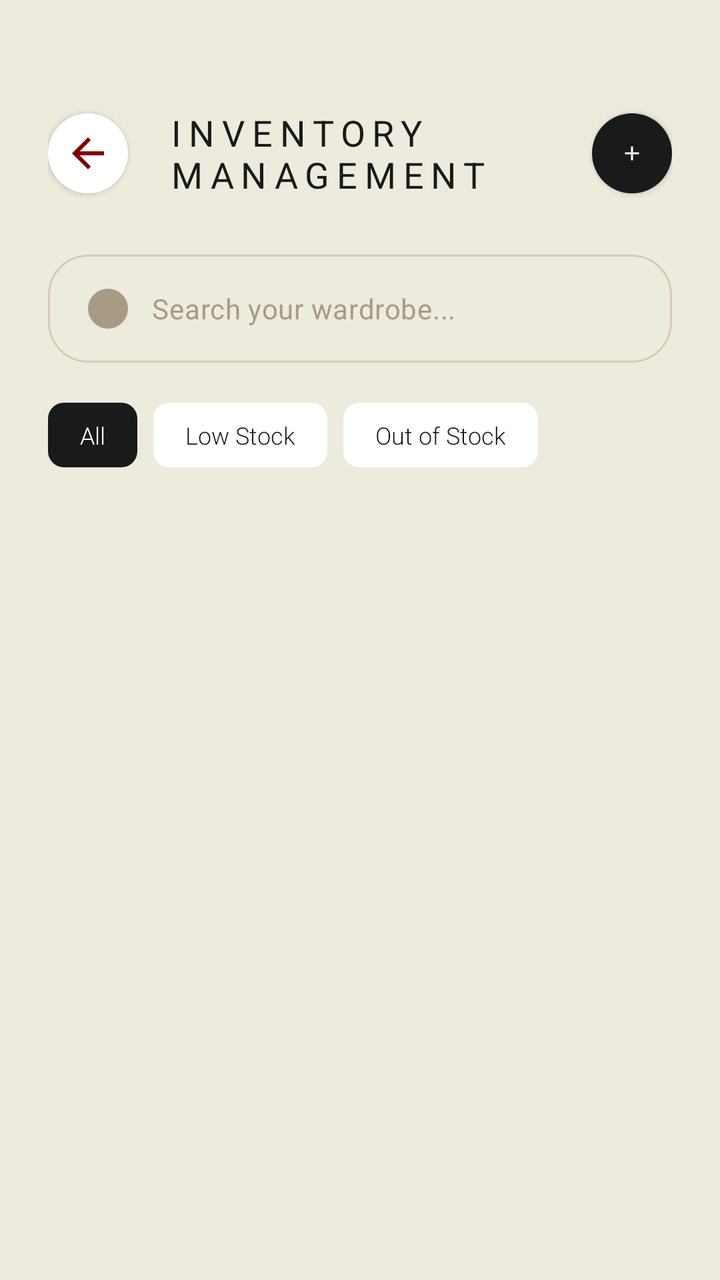
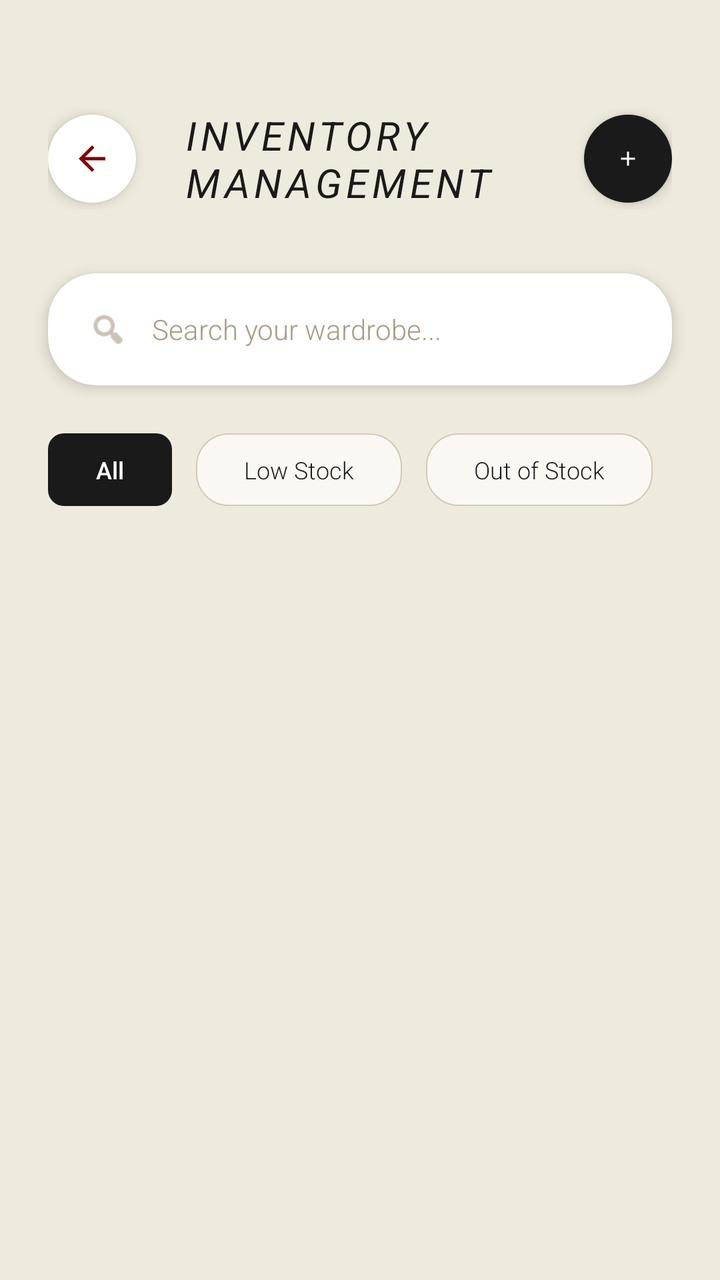

Screens rendered from an Android XML layout before and after an edit, with the pre-edit source and the edit as a unified diff.
<!-- AndroidManifest.xml: activity theme Theme.Saive -->
<!-- res/layout/activity_inventory_management.xml -->
<?xml version="1.0" encoding="utf-8"?>
<androidx.constraintlayout.widget.ConstraintLayout xmlns:android="http://schemas.android.com/apk/res/android"
    xmlns:app="http://schemas.android.com/apk/res-auto"
    xmlns:tools="http://schemas.android.com/tools"
    android:layout_width="match_parent"
    android:layout_height="match_parent"
    android:background="@color/colorCotton"
    tools:context=".ui.InventoryManagementActivity">

    
    <LinearLayout
        android:id="@+id/toolbar"
        android:layout_width="match_parent"
        android:layout_height="wrap_content"
        android:orientation="horizontal"
        android:paddingHorizontal="24dp"
        android:paddingTop="54dp"
        android:paddingBottom="20dp"
        android:gravity="center_vertical"
        app:layout_constraintTop_toTopOf="parent">

        <ImageButton
            android:id="@+id/btnBack"
            android:layout_width="40dp"
            android:layout_height="40dp"
            android:background="@drawable/bg_circle_white"
            android:elevation="2dp"
            android:src="@drawable/ic_back"
            app:tint="@color/colorMaroon" />

        <TextView
            android:layout_width="0dp"
            android:layout_height="wrap_content"
            android:layout_weight="1"
            android:layout_marginStart="20dp"
            android:text="@string/admin_inventory_title"
            style="@style/TextAppearance.Saive.SectionHeader"
            android:textSize="18sp"
            android:textColor="@color/colorNoirBlack"
            android:letterSpacing="0.2" />

        <ImageButton
            android:id="@+id/btnAddProduct"
            android:layout_width="40dp"
            android:layout_height="40dp"
            android:background="@drawable/bg_circle_black"
            android:elevation="2dp"
            android:src="@drawable/ic_plus"
            app:tint="@color/white" />
    </LinearLayout>

    
    <com.google.android.material.card.MaterialCardView
        android:id="@+id/searchCard"
        android:layout_width="match_parent"
        android:layout_height="wrap_content"
        android:layout_marginHorizontal="24dp"
        android:layout_marginTop="8dp"
        app:cardCornerRadius="20dp"
        app:cardElevation="0dp"
        app:strokeWidth="1dp"
        app:strokeColor="@color/colorLinen"
        app:layout_constraintTop_toBottomOf="@id/toolbar">

        <LinearLayout
            android:layout_width="match_parent"
            android:layout_height="54dp"
            android:orientation="horizontal"
            android:gravity="center_vertical"
            android:paddingHorizontal="20dp">

            <ImageView
                android:layout_width="20dp"
                android:layout_height="20dp"
                android:src="@drawable/bg_search"
                app:tint="@color/colorSand" />

            <EditText
                android:id="@+id/etSearchInventory"
                android:layout_width="match_parent"
                android:layout_height="match_parent"
                android:background="@android:color/transparent"
                android:hint="@string/search_hint"
                android:paddingStart="12dp"
                android:textSize="14sp"
                android:textColor="@color/colorNoirBlack"
                android:textColorHint="@color/colorSand"
                style="@style/TextAppearance.Saive.Light" />
        </LinearLayout>
    </com.google.android.material.card.MaterialCardView>

    
    <HorizontalScrollView
        android:id="@+id/filterScroll"
        android:layout_width="match_parent"
        android:layout_height="wrap_content"
        android:layout_marginTop="20dp"
        android:scrollbars="none"
        app:layout_constraintTop_toBottomOf="@id/searchCard">

        <LinearLayout
            android:layout_width="wrap_content"
            android:layout_height="wrap_content"
            android:orientation="horizontal"
            android:paddingHorizontal="24dp">

            <TextView
                android:layout_width="wrap_content"
                android:layout_height="wrap_content"
                android:text="@string/cat_all"
                android:paddingVertical="8dp"
                android:paddingHorizontal="16dp"
                android:background="@drawable/bg_rounded_black_12dp"
                android:textColor="@color/white"
                android:textSize="12sp"
                android:layout_marginEnd="8dp"/>

            <TextView
                android:layout_width="wrap_content"
                android:layout_height="wrap_content"
                android:text="Low Stock"
                android:paddingVertical="8dp"
                android:paddingHorizontal="16dp"
                android:background="@drawable/bg_rounded_white_8dp"
                android:textColor="@color/colorNoirBlack"
                android:textSize="12sp"
                android:layout_marginEnd="8dp"/>

            <TextView
                android:layout_width="wrap_content"
                android:layout_height="wrap_content"
                android:text="Out of Stock"
                android:paddingVertical="8dp"
                android:paddingHorizontal="16dp"
                android:background="@drawable/bg_rounded_white_8dp"
                android:textColor="@color/colorNoirBlack"
                android:textSize="12sp"/>
        </LinearLayout>
    </HorizontalScrollView>

    <androidx.recyclerview.widget.RecyclerView
        android:id="@+id/rvInventory"
        android:layout_width="match_parent"
        android:layout_height="0dp"
        android:layout_marginTop="16dp"
        android:paddingHorizontal="24dp"
        android:clipToPadding="false"
        android:overScrollMode="never"
        app:layout_constraintTop_toBottomOf="@id/filterScroll"
        app:layout_constraintBottom_toBottomOf="parent" />

</androidx.constraintlayout.widget.ConstraintLayout>
<!-- resources referenced by this layout -->
<resources>
  <color name="colorCotton">#EDEBDD</color>
  <color name="colorLinen">#D4C9B8</color>
  <color name="colorMaroon">#810100</color>
  <color name="colorNoirBlack">#1A1A1A</color>
  <color name="colorSand">#A89B85</color>
  <color name="white">#FFFFFFFF</color>
  <!-- drawable bg_circle_black (drawable) -->
  <?xml version="1.0" encoding="utf-8"?>
  <shape xmlns:android="http://schemas.android.com/apk/res/android"
      android:shape="oval">
      <solid android:color="@color/colorNoirBlack" />
      <size android:width="12dp" android:height="12dp" />
  </shape>
  <!-- drawable bg_circle_white (drawable) -->
  <?xml version="1.0" encoding="utf-8"?>
  <shape xmlns:android="http://schemas.android.com/apk/res/android">
      <solid android:color="@color/white" />
      <corners android:radius="1000dp" />
  </shape>
  <!-- drawable bg_rounded_black_12dp (drawable) -->
  <?xml version="1.0" encoding="utf-8"?>
  <shape xmlns:android="http://schemas.android.com/apk/res/android">
      <solid android:color="@color/colorNoirBlack" />
      <corners android:radius="8dp" />
  </shape>
  <!-- drawable bg_rounded_white_8dp (drawable) -->
  <?xml version="1.0" encoding="utf-8"?>
  <shape xmlns:android="http://schemas.android.com/apk/res/android">
      <solid android:color="@color/white" />
      <corners android:radius="8dp" />
  </shape>
  <!-- drawable bg_search (drawable) -->
  <?xml version="1.0" encoding="utf-8"?>
  <shape xmlns:android="http://schemas.android.com/apk/res/android">
      <solid android:color="@color/white" />
      <stroke
          android:width="1dp"
          android:color="@color/colorLinen" />
      <corners android:radius="12dp" />
  </shape>
  <!-- drawable ic_back (drawable) -->
  <vector xmlns:android="http://schemas.android.com/apk/res/android"
      android:width="24dp"
      android:height="24dp"
      android:viewportWidth="24"
      android:viewportHeight="24">
      <path
          android:fillColor="#000000"
          android:pathData="M20,11H7.83l5.59,-5.59L12,4l-8,8l8,8l1.41,-1.41L7.83,13H20V11Z" />
  </vector>
  <!-- drawable ic_plus (drawable) -->
  <vector xmlns:android="http://schemas.android.com/apk/res/android"
      android:width="12dp"
      android:height="12dp"
      android:viewportWidth="24"
      android:viewportHeight="24">
      <path
          android:fillColor="#000000"
          android:pathData="M19,13H13V19H11V13H5V11H11V5H13V11H19V13Z" />
  </vector>
  <string name="admin_inventory_title">INVENTORY MANAGEMENT</string>
  <string name="cat_all">All</string>
  <string name="search_hint">Search your wardrobe...</string>
  <style name="TextAppearance.Saive.Light" parent="TextAppearance.MaterialComponents.Body2">
          <item name="android:fontFamily">sans-serif-light</item>
      </style>
  <style name="TextAppearance.Saive.SectionHeader" parent="TextAppearance.Saive.Header">
          <item name="android:textSize">@dimen/text_size_h3</item>
          <item name="android:textStyle">normal</item>
          <item name="android:textAllCaps">false</item>
      </style>
  <style name="Theme.Saive" parent="Base.Theme.Saive" />
  <dimen name="text_size_h3">20sp</dimen>
  <dimen name="text_size_h1">28sp</dimen>
  <style name="TextAppearance.Saive.Thin" parent="TextAppearance.MaterialComponents.Body1">
          <item name="android:fontFamily">sans-serif-light</item>
          <item name="android:letterSpacing">0.05</item>
      </style>
  <style name="TextAppearance.Saive.Label" parent="TextAppearance.Saive.Thin">
          <item name="android:fontFamily">sans-serif-medium</item>
          <item name="android:textSize">@dimen/text_size_tiny</item>
          <item name="android:textColor">@color/colorNoirBlack</item>
          <item name="android:textAllCaps">true</item>
          <item name="android:letterSpacing">0.15</item>
      </style>
  <dimen name="text_size_tiny">10sp</dimen>
  <!-- unchanged entries left out for length: 2 -->
</resources>

<!-- the commit's change to res/layout/activity_inventory_management.xml (unified diff, before → after) -->
@@ -21,10 +21,12 @@
 
         <ImageButton
             android:id="@+id/btnBack"
-            android:layout_width="40dp"
-            android:layout_height="40dp"
+            android:layout_width="44dp"
+            android:layout_height="44dp"
             android:background="@drawable/bg_circle_white"
-            android:elevation="2dp"
+            android:elevation="4dp"
+            android:padding="12dp"
+            android:scaleType="centerInside"
             android:src="@drawable/ic_back"
             app:tint="@color/colorMaroon" />
 
@@ -32,19 +34,24 @@
             android:layout_width="0dp"
             android:layout_height="wrap_content"
             android:layout_weight="1"
-            android:layout_marginStart="20dp"
+            android:layout_marginStart="24dp"
             android:text="@string/admin_inventory_title"
             style="@style/TextAppearance.Saive.SectionHeader"
-            android:textSize="18sp"
+            android:textSize="20sp"
             android:textColor="@color/colorNoirBlack"
-            android:letterSpacing="0.2" />
+            android:fontFamily="serif"
+            android:textStyle="italic"
+            android:textAllCaps="true"
+            android:letterSpacing="0.1" />
 
         <ImageButton
             android:id="@+id/btnAddProduct"
-            android:layout_width="40dp"
-            android:layout_height="40dp"
+            android:layout_width="44dp"
+            android:layout_height="44dp"
             android:background="@drawable/bg_circle_black"
-            android:elevation="2dp"
+            android:elevation="4dp"
+            android:padding="12dp"
+            android:scaleType="centerInside"
             android:src="@drawable/ic_plus"
             app:tint="@color/white" />
     </LinearLayout>
@@ -55,16 +62,16 @@
         android:layout_width="match_parent"
         android:layout_height="wrap_content"
         android:layout_marginHorizontal="24dp"
-        android:layout_marginTop="8dp"
-        app:cardCornerRadius="20dp"
-        app:cardElevation="0dp"
-        app:strokeWidth="1dp"
-        app:strokeColor="@color/colorLinen"
+        android:layout_marginTop="12dp"
+        app:cardCornerRadius="24dp"
+        app:cardElevation="4dp"
+        app:strokeWidth="0dp"
+        app:cardBackgroundColor="@color/white"
         app:layout_constraintTop_toBottomOf="@id/toolbar">
 
         <LinearLayout
             android:layout_width="match_parent"
-            android:layout_height="54dp"
+            android:layout_height="56dp"
             android:orientation="horizontal"
             android:gravity="center_vertical"
             android:paddingHorizontal="20dp">
@@ -72,7 +79,7 @@
             <ImageView
                 android:layout_width="20dp"
                 android:layout_height="20dp"
-                android:src="@drawable/bg_search"
+                android:src="@android:drawable/ic_menu_search"
                 app:tint="@color/colorSand" />
 
             <EditText
@@ -85,7 +92,7 @@
                 android:textSize="14sp"
                 android:textColor="@color/colorNoirBlack"
                 android:textColorHint="@color/colorSand"
-                style="@style/TextAppearance.Saive.Light" />
+                android:fontFamily="sans-serif-light" />
         </LinearLayout>
     </com.google.android.material.card.MaterialCardView>
 
@@ -94,8 +101,9 @@
         android:id="@+id/filterScroll"
         android:layout_width="match_parent"
         android:layout_height="wrap_content"
-        android:layout_marginTop="20dp"
+        android:layout_marginTop="24dp"
         android:scrollbars="none"
+        android:clipToPadding="false"
         app:layout_constraintTop_toBottomOf="@id/searchCard">
 
         <LinearLayout
@@ -108,33 +116,36 @@
                 android:layout_width="wrap_content"
                 android:layout_height="wrap_content"
                 android:text="@string/cat_all"
-                android:paddingVertical="8dp"
-                android:paddingHorizontal="16dp"
+                android:paddingVertical="10dp"
+                android:paddingHorizontal="24dp"
                 android:background="@drawable/bg_rounded_black_12dp"
                 android:textColor="@color/white"
                 android:textSize="12sp"
-                android:layout_marginEnd="8dp"/>
+                android:fontFamily="sans-serif-medium"
+                android:layout_marginEnd="12dp"/>
 
             <TextView
                 android:layout_width="wrap_content"
                 android:layout_height="wrap_content"
                 android:text="Low Stock"
-                android:paddingVertical="8dp"
-                android:paddingHorizontal="16dp"
-                android:background="@drawable/bg_rounded_white_8dp"
+                android:paddingVertical="10dp"
+                android:paddingHorizontal="24dp"
+                android:background="@drawable/bg_material_card"
                 android:textColor="@color/colorNoirBlack"
                 android:textSize="12sp"
-                android:layout_marginEnd="8dp"/>
+                android:fontFamily="sans-serif-light"
+                android:layout_marginEnd="12dp"/>
 
             <TextView
                 android:layout_width="wrap_content"
                 android:layout_height="wrap_content"
                 android:text="Out of Stock"
-                android:paddingVertical="8dp"
-                android:paddingHorizontal="16dp"
-                android:background="@drawable/bg_rounded_white_8dp"
+                android:paddingVertical="10dp"
+                android:paddingHorizontal="24dp"
+                android:background="@drawable/bg_material_card"
                 android:textColor="@color/colorNoirBlack"
-                android:textSize="12sp"/>
+                android:textSize="12sp"
+                android:fontFamily="sans-serif-light"/>
         </LinearLayout>
     </HorizontalScrollView>
 
<!-- resource entries referenced after the edit -->
@@ -19,26 +19,20 @@
       <solid android:color="@color/white" />
       <corners android:radius="1000dp" />
   </shape>
+  <!-- drawable bg_material_card (drawable) -->
+  <?xml version="1.0" encoding="utf-8"?>
+  <shape xmlns:android="http://schemas.android.com/apk/res/android">
+      <solid android:color="@color/colorIvory" />
+      <stroke
+          android:width="0.5dp"
+          android:color="@color/colorLinen" />
+      <corners android:radius="16dp" />
+  </shape>
   <!-- drawable bg_rounded_black_12dp (drawable) -->
   <?xml version="1.0" encoding="utf-8"?>
   <shape xmlns:android="http://schemas.android.com/apk/res/android">
       <solid android:color="@color/colorNoirBlack" />
       <corners android:radius="8dp" />
-  </shape>
-  <!-- drawable bg_rounded_white_8dp (drawable) -->
-  <?xml version="1.0" encoding="utf-8"?>
-  <shape xmlns:android="http://schemas.android.com/apk/res/android">
-      <solid android:color="@color/white" />
-      <corners android:radius="8dp" />
-  </shape>
-  <!-- drawable bg_search (drawable) -->
-  <?xml version="1.0" encoding="utf-8"?>
-  <shape xmlns:android="http://schemas.android.com/apk/res/android">
-      <solid android:color="@color/white" />
-      <stroke
-          android:width="1dp"
-          android:color="@color/colorLinen" />
-      <corners android:radius="12dp" />
   </shape>
   <!-- drawable ic_back (drawable) -->
   <vector xmlns:android="http://schemas.android.com/apk/res/android"
@@ -72,6 +66,7 @@
           <item name="android:textAllCaps">false</item>
       </style>
   <style name="Theme.Saive" parent="Base.Theme.Saive" />
+  <color name="colorIvory">#FAF8F3</color>
   <dimen name="text_size_h3">20sp</dimen>
   <dimen name="text_size_h1">28sp</dimen>
   <style name="TextAppearance.Saive.Thin" parent="TextAppearance.MaterialComponents.Body1">
